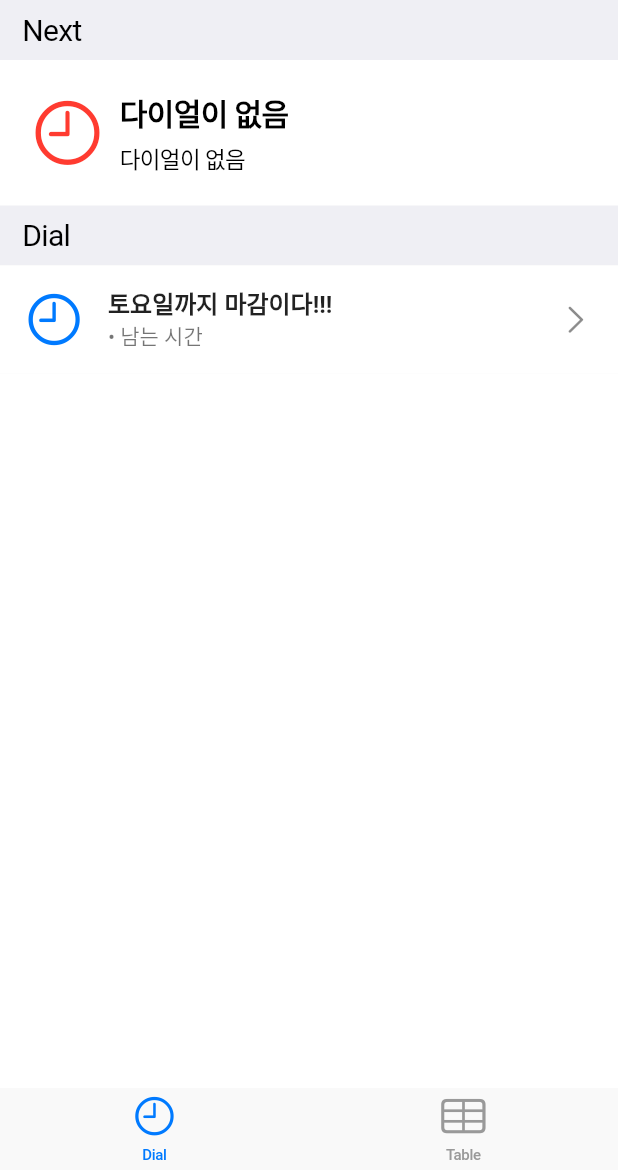
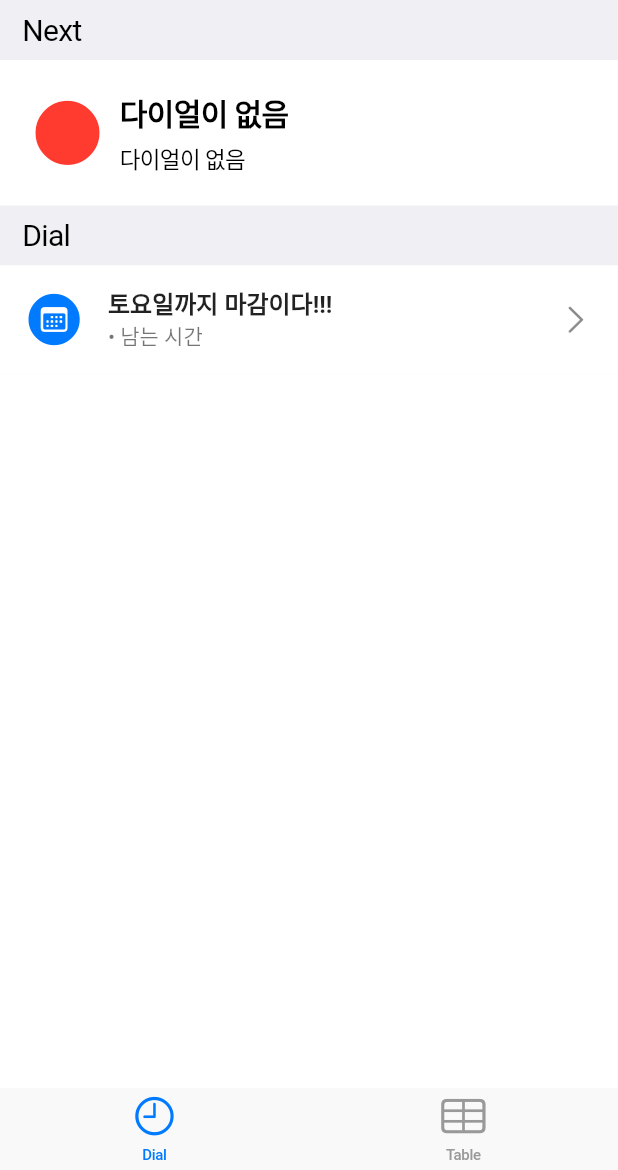
Before and after one commit to ProjectFRIDAY/Plan-Dial-Renewal, a Flutter app: the screen it shows after launch, on a phone screen of 412 x 824 dp, the part 66-1236 px from its top. Run offline on Flutter 3.47's test engine with Material 2 defaults, Android fonts, the phone set to English and light mode, and no system bars; drawn by our look-alikes of flutter_slidable; our stand-ins replace flutter_local_notifications, sqflite, syncfusion_flutter_calendar, timezone; missing offline and left inert: cupertino_list_tile; accounts and stored records are empty.

Commit message:
chore : 아이콘 수정

```diff
--- a/lib/screens/main.dart
+++ b/lib/screens/main.dart
@@ -92,7 +92,7 @@ class _MyHomePageState extends State<MyHomePage> implements Observer {
                   ? Dial.secondsToString(urgentDial.getLeftTimeInSeconds())
                   : "다이얼이 없음",
               icon: const Icon(
-                CupertinoIcons.clock,
+                CupertinoIcons.circle_fill,
                 color: CupertinoColors.systemRed,
                 size: 50,
               ),
@@ -129,14 +129,11 @@ class Item {
 class ListViewWidget extends StatefulWidget {
   late final Icon icon;
 
-  final List<Item> items = List.generate(
-    10,
-    (i) => Item(i, 'Item $i', 'Description $i', Colors.blue),
-  );
+  bool isdisable = false;
 
   ListViewWidget(Color color, {Key? key}) : super(key: key) {
     icon = Icon(
-      CupertinoIcons.clock,
+      CupertinoIcons.circle_fill,
       color: color,
       size: 35,
     );
@@ -155,7 +152,7 @@ class _ListViewState extends State<ListViewWidget> implements Observer {
     if (dials.isNotEmpty) dials.removeAt(0);
 
     return ListView(
-      children: const [
+      children: [
         Material(
           child: Slidable(
             // Specify a key if the Slidable is dismissible.
@@ -165,14 +162,22 @@ class _ListViewState extends State<ListViewWidget> implements Observer {
             endActionPane: ActionPane(
               motion: DrawerMotion(),
               children: [
-                SlidableAction(
-                  onPressed: null,
-                  backgroundColor: CupertinoColors.inactiveGray,
-                  foregroundColor: Colors.white,
-                  icon: Icons.play_disabled,
-                  label: 'Disable',
-                ),
-                SlidableAction(
+                widget.isdisable
+                    ? const SlidableAction(
+                        onPressed: null,
+                        foregroundColor: Colors.white,
+                        backgroundColor: CupertinoColors.inactiveGray,
+                        icon: Icons.play_disabled,
+                        label: 'Disable',
+                      )
+                    : const SlidableAction(
+                        onPressed: null,
+                        foregroundColor: Colors.white,
+                        backgroundColor: Color.fromARGB(255, 49, 149, 255),
+                        icon: Icons.play_arrow,
+                        label: 'Able',
+                      ),
+                const SlidableAction(
                   onPressed: null,
                   backgroundColor: CupertinoColors.systemRed,
                   foregroundColor: Colors.white,
@@ -181,12 +186,11 @@ class _ListViewState extends State<ListViewWidget> implements Observer {
                 ),
               ],
             ),
-
             // The child of the Slidable is what the user sees when the
             // component is not dragged.
-            child: ListTile(
+            child: const ListTile(
                 tileColor: CupertinoColors.white,
-                leading: Icon(CupertinoIcons.clock,
+                leading: Icon(CupertinoIcons.calendar_circle_fill,
                     color: CupertinoColors.activeBlue, size: 40),
                 title: Text('토요일까지 마감이다!!!',
                     style: TextStyle(fontWeight: FontWeight.w600)),
```
